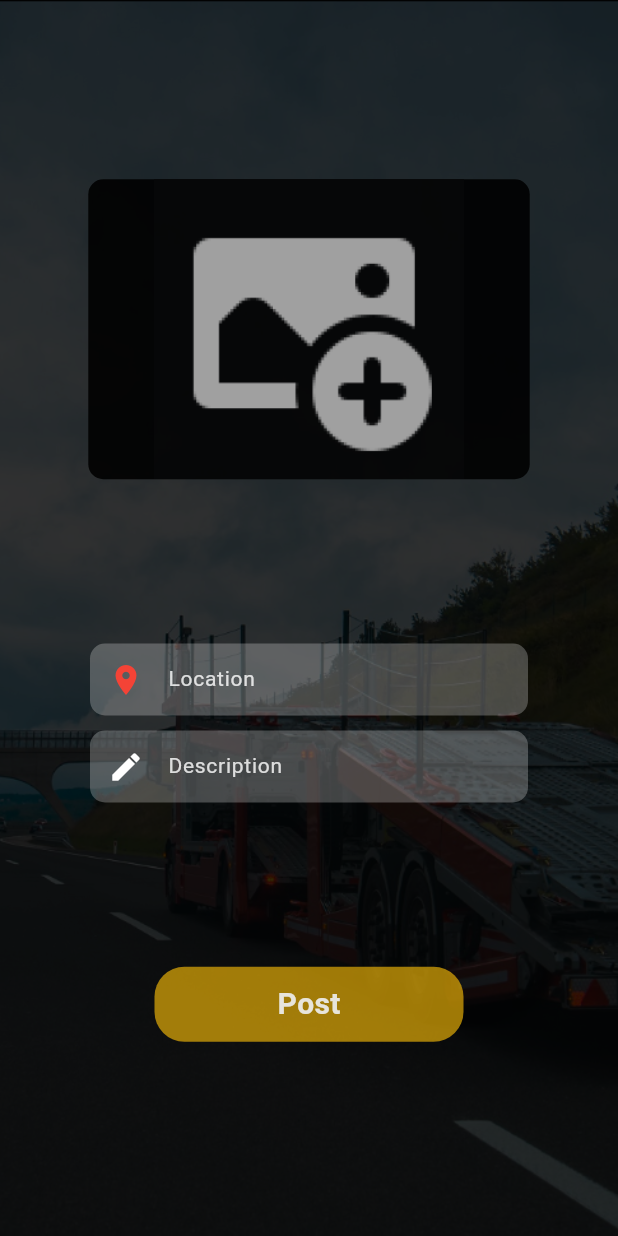
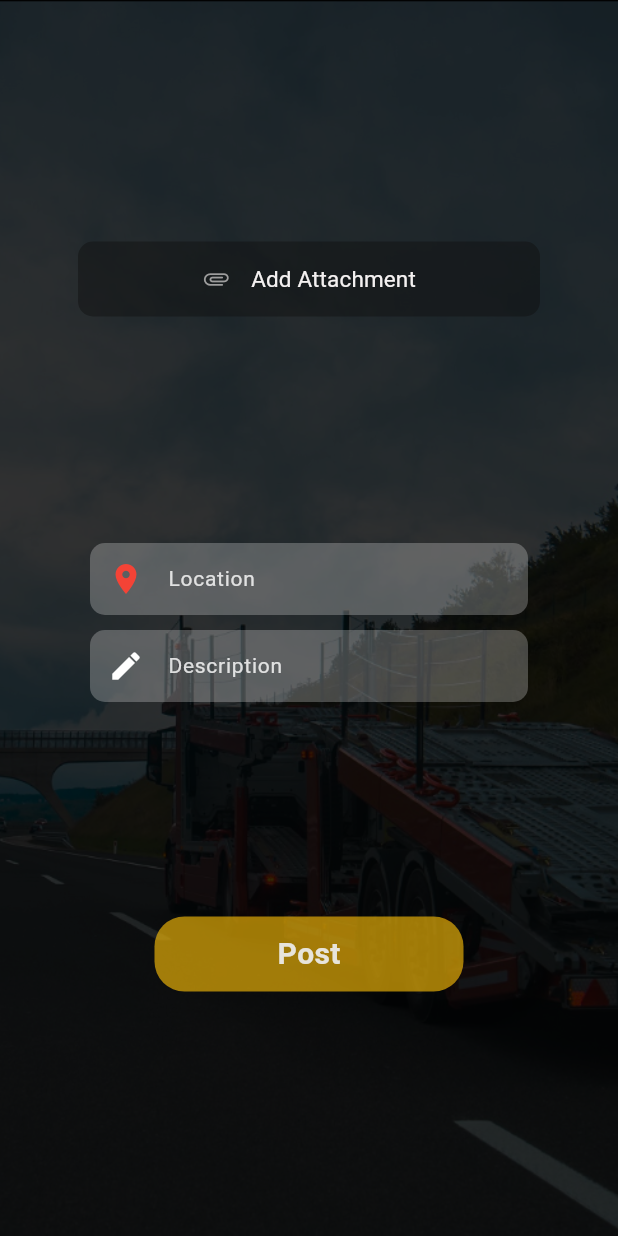
Before and after one commit to lidiyakelay/towtruck_app, a Flutter app: the PublishPostPage screen opened directly, on a phone screen of 412 x 824 dp. Run offline on Flutter 3.47's test engine with Material 3 defaults, Android fonts, the phone set to English and light mode, and no system bars; our stand-ins replace animated_bottom_navigation_bar, dotted_border, get, image_picker, modal_bottom_sheet, persistent_bottom_nav_bar and 1 more; accounts and stored records are empty.

Commit message:
POST PAGE

```diff
--- /dev/null
+++ b/lib/Components/attachment_widget.dart
@@ -0,0 +1,205 @@
+import 'dart:io';
+import 'package:dotted_border/dotted_border.dart';
+import 'package:flutter/material.dart';
+import 'package:flutter/material.dart';
+import 'package:get/get.dart';
+import 'package:image_picker/image_picker.dart';
+import 'package:modal_bottom_sheet/modal_bottom_sheet.dart';
+import 'package:towtruck_app/utils/dimensions.dart';
+
+class AttachmentWidget extends StatefulWidget {
+  const AttachmentWidget({super.key});
+
+  @override
+  State<AttachmentWidget> createState() => _AttachmentWidgetState();
+}
+
+class _AttachmentWidgetState extends State<AttachmentWidget> {
+  ImagePicker picker = ImagePicker();
+  XFile? image;
+  File? photo;
+  @override
+  Widget build(BuildContext context) {
+
+    Future pickImage(ImageSource source) async {
+      image = await picker.pickImage(
+        source: source,
+      );
+      setState(() {});
+    }
+
+    removeImage() {
+      setState(() {
+        image = null;
+      });
+    }
+
+    return Column(
+      children: [
+            image == null? TextButton(
+      onPressed: () => showDialog<String>(
+        context: context,
+        builder: (BuildContext context) => AlertDialog(
+          title: const Text('Add Image',style:TextStyle(
+                                     color: Color.fromARGB(255, 244, 241, 241),
+                                     fontWeight: FontWeight.normal,
+                                     fontSize: 18,
+                                     decoration: TextDecoration.none
+                                    )),
+          actions: <Widget>[
+             Container(
+                          height: MediaQuery.of(context).size.height / 5,
+
+                          child: Column(
+                            children: [
+                              SizedBox(
+                                height: 5,
+                              ),
+
+                              Row(
+                                mainAxisAlignment:
+                                    MainAxisAlignment.spaceEvenly,
+                                children: [
+                                  optionComponent(
+                                      title: 'Camera',
+                                      icon: Icons.camera_alt,
+                                      onTap: () {
+                                        Navigator.pop(context);
+                                        pickImage(ImageSource.camera);
+                                      }),
+                                  optionComponent(
+                                      title: 'Image',
+                                      icon: Icons.image,
+                                      onTap: () {
+                                        Navigator.pop(context);
+                                        pickImage(ImageSource.gallery);
+                                      }),
+
+
+                                ],
+                              ),
+                              SizedBox(height: Dimensions.height10)
+                            ],
+                          ),
+                        )
+          ],
+        ),
+      ),
+      child:Container(
+        margin: EdgeInsets.only(left:20, right: 20),
+        height: 50,
+          decoration: BoxDecoration(
+                  borderRadius: BorderRadius.circular(10),
+                  color: Color.fromARGB(117, 15, 15, 15)
+                ),
+        child: Row(
+                            mainAxisAlignment: MainAxisAlignment.center,
+                            children: [
+                              Icon(
+                                Icons.attachment_rounded,
+                                color: Colors.grey,
+                              ),
+                              SizedBox(
+                                width: Dimensions.height15,
+                              ),
+                              Text(
+                                  'Add Attachment',style:TextStyle(
+                                       color: Color.fromARGB(255, 244, 241, 241),
+                                       fontWeight: FontWeight.normal,
+                                       fontSize: 15,
+                                       decoration: TextDecoration.none
+                                      )
+                                  )
+                            ]),
+      ),
+    )
+            : Row(
+              mainAxisAlignment: MainAxisAlignment.center,
+              children: [
+                Stack(alignment: Alignment.topRight, children: [
+                    Container(
+                        margin: EdgeInsets.only(
+                            top: Dimensions.height10,
+                            left: Dimensions.height20,
+                            right: Dimensions.height20),
+                        decoration: BoxDecoration(
+                          borderRadius:
+                              BorderRadius.circular(10),
+                        ),
+                        height: MediaQuery.of(context).size.width / 2,
+                        width: MediaQuery.of(context).size.width / 2,
+                        child: ClipRRect(
+                          borderRadius:
+                              BorderRadius.circular(10),
+                          child: Image.file(
+                            fit: BoxFit.cover,
+                            File(image!.path),
+                          ),
+                        )),
+                    GestureDetector(
+                      onTap: () {
+                        // Navigator.pop(context);
+                        removeImage();
+                      },
+                      child: Container(
+                        margin: EdgeInsets.only(
+                            top: Dimensions.height15,
+                            right: Dimensions.height20,
+                            left: Dimensions.height30),
+                        width: MediaQuery.of(context).size.width / 4,
+                        child: Align(
+                          alignment: AlignmentDirectional.topEnd,
+                          child: CircleAvatar(
+                            backgroundColor: const Color.fromARGB(172, 255, 193, 7),
+                            radius: 10,
+                            child: Icon(
+                              Icons.close,
+                              size: Dimensions.iconSize15,
+                              color: Colors.yellow,
+                            ),
+                          ),
+                        ),
+                      ),
+                    )
+                  ]),
+              ],
+            ),
+
+      ],
+    );
+  }
+}
+
+Widget optionComponent({
+  String? title,
+  IconData? icon,
+  VoidCallback? onTap,
+}) {
+  return InkWell(
+    onTap: onTap,
+    child: Container(
+      height: 40 * 2,
+      width: 20 * 4,
+      decoration: BoxDecoration(
+        color: const Color.fromARGB(255, 88, 88, 88),
+        borderRadius: BorderRadius.circular(Dimensions.radius20),
+      ),
+      child: Column(
+        mainAxisAlignment: MainAxisAlignment.center,
+        children: [
+          Icon(
+            icon!,
+            color: Colors.amber,
+            size: Dimensions.iconSize24 * 1.2,
+          ),
+          Text(title!,style:TextStyle(
+                                     color: Color.fromARGB(255, 244, 241, 241),
+                                     fontWeight: FontWeight.normal,
+                                     fontSize: 10,
+                                     decoration: TextDecoration.none
+                                    ))
+        ],
+      ),
+    ),
+  );
+}
--- a/lib/Screen/publish_post_page/publish_post_page.dart
+++ b/lib/Screen/publish_post_page/publish_post_page.dart
@@ -1,4 +1,5 @@
 import 'package:flutter/material.dart';
+import 'package:towtruck_app/Components/attachment_widget.dart';
 
 class PublishPostPage extends StatefulWidget {
   const PublishPostPage({super.key});
@@ -31,17 +32,7 @@ class _PublishPostPageState extends State<PublishPostPage> {
         crossAxisAlignment: CrossAxisAlignment.center,
         mainAxisAlignment: MainAxisAlignment.spaceEvenly,
         children: [
-          Container(
-            width: MediaQuery.of(context).size.width/1.4,
-            height: 200,
-            decoration: BoxDecoration(
-              borderRadius: BorderRadius.circular(10),
-              color: const Color.fromARGB(227, 0, 0, 0),
-              image: DecorationImage(
-                image: AssetImage('assets/images/addphoto.png'))
-
-            ),
-          ),
+         AttachmentWidget(),
            Column(
              children: [
                Padding(
@@ -49,7 +40,7 @@ class _PublishPostPageState extends State<PublishPostPage> {
                             child: TextField(
                               style: TextStyle(fontSize: 12),
                               cursorColor: Colors.grey,
-                              obscureText: true,
+                              obscureText: false,
                               decoration: InputDecoration(
                                 contentPadding: EdgeInsets.only(top: 2, bottom: 2, left: 5, right: 5),
                                 hintText: 'Location',
@@ -75,7 +66,7 @@ class _PublishPostPageState extends State<PublishPostPage> {
                         child: TextField(
                           style: TextStyle(fontSize: 12),
                           cursorColor: Colors.grey,
-                          obscureText: true,
+                          obscureText: false,
                           decoration: InputDecoration(
                             contentPadding: EdgeInsets.only(top: 2, bottom: 2, left: 5, right: 5),
                             hintText: 'Description',
--- a/lib/controllers/auth_controller.dart
+++ b/lib/controllers/auth_controller.dart
@@ -19,7 +19,7 @@ class AuthController extends GetxController implements GetxService{
      if(response.statusCode==201){
       print('success');
        print('success'+response.body['token']);
-      authRepo.saveToken(response.body['token']);
+      //authRepo.saveToken(response.body['token']);
       responseModel=ResponseModel(true, response.body['token']);
      }
     else{
@@ -37,8 +37,8 @@ class AuthController extends GetxController implements GetxService{
    late ResponseModel responseModel;
    if(response.statusCode==200){
      print('got here');
-     authRepo.saveToken(response.body["access_token"]);
-     responseModel=ResponseModel(true, response.body["access_token"]);
+     //authRepo.saveToken(response.body["access_token"]);
+     responseModel=ResponseModel(true, 'success');
    }
    else{
      print('got here 2');
--- a/pubspec.yaml
+++ b/pubspec.yaml
@@ -40,6 +40,10 @@ dependencies:
   shared_preferences: ^2.0.11
   get: any
   http: ^1.2.0
+  dotted_border: any
+  image_picker: any
+  modal_bottom_sheet: any
+  page_view_dot_indicator: any
 
 dev_dependencies:
   flutter_test:
```
Also changed, not shown: lib/Screen/auth_page/signup_page.dart (+34 -14 lines), pubspec.lock, 5 other files.
